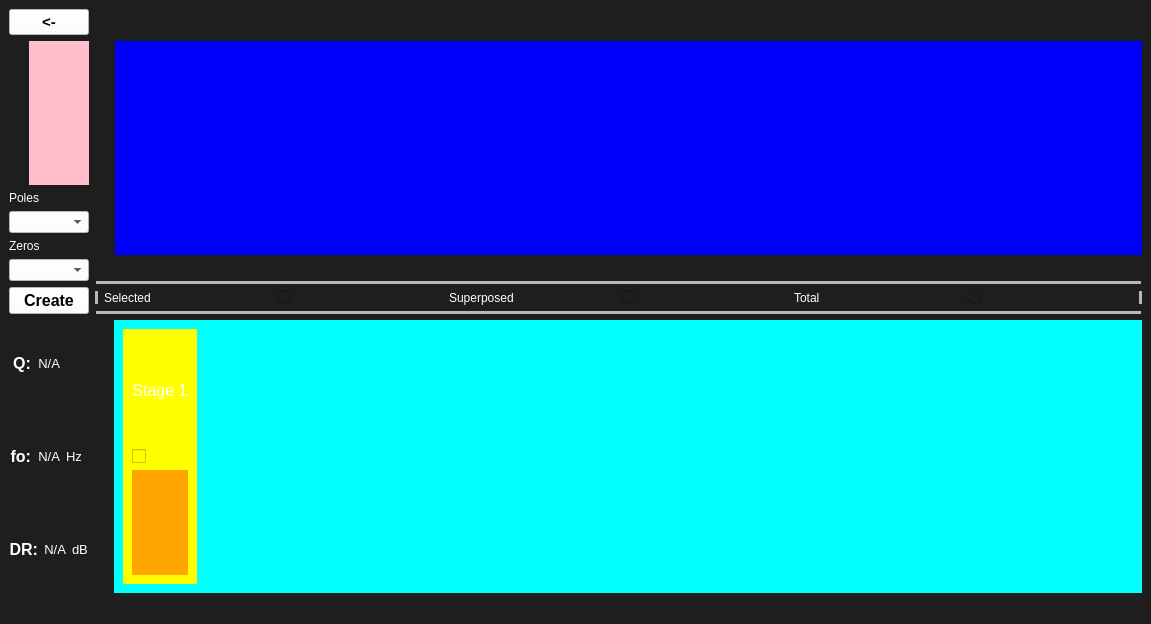
odevincenti/TC_TP4, file Frontend/Designer/tp4_stages.ui: the form before one commit.
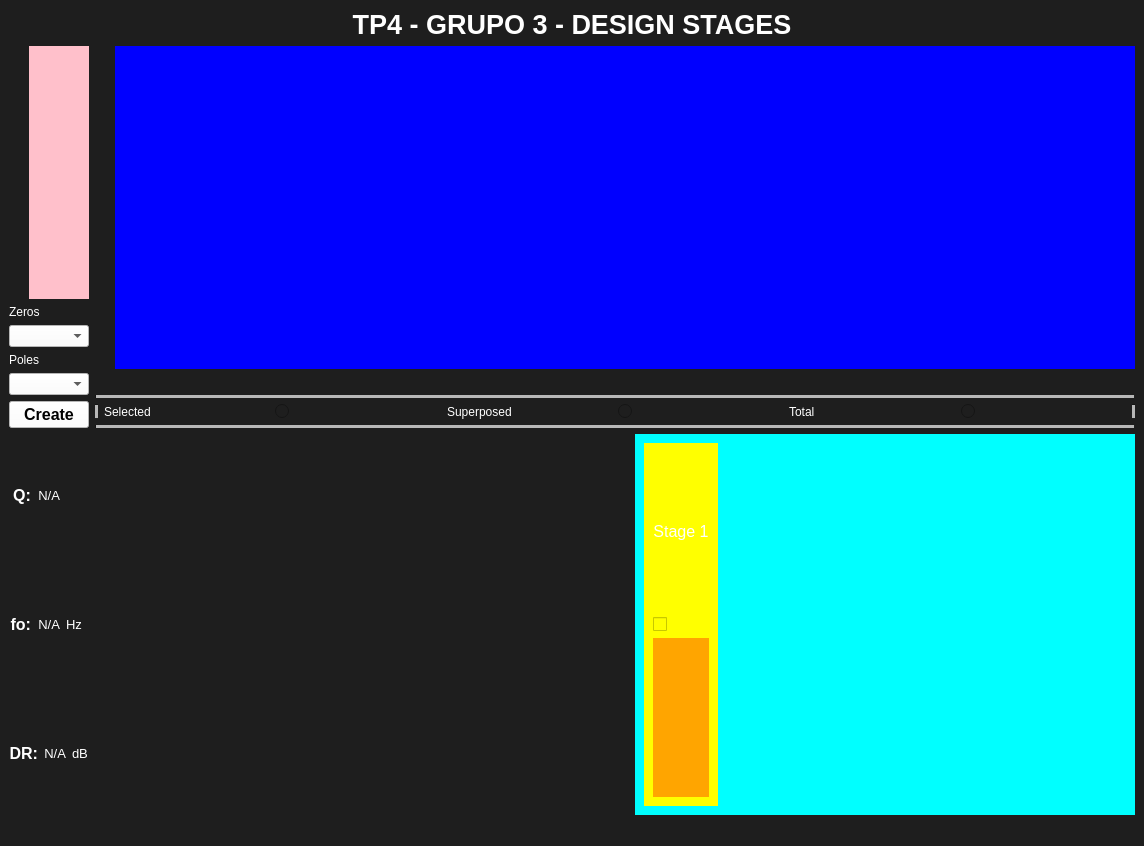
The form after the commit.

Patch:
```diff
--- a/Frontend/Designer/tp4_stages.ui
+++ b/Frontend/Designer/tp4_stages.ui
@@ -6,8 +6,8 @@
    <rect>
     <x>0</x>
     <y>0</y>
-    <width>1151</width>
-    <height>624</height>
+    <width>1144</width>
+    <height>846</height>
    </rect>
   </property>
   <property name="windowTitle">
@@ -26,36 +26,25 @@
         <item>
          <layout class="QHBoxLayout" name="horizontalLayout_6">
           <item>
-           <widget class="QPushButton" name="GoBack_Button">
+           <widget class="QLabel" name="label">
             <property name="font">
              <font>
-              <pointsize>11</pointsize>
+              <pointsize>20</pointsize>
               <weight>75</weight>
               <bold>true</bold>
              </font>
             </property>
             <property name="styleSheet">
-             <string notr="true">background:white;
-</string>
+             <string notr="true">color:white;</string>
             </property>
             <property name="text">
-             <string>&lt;-</string>
+             <string>TP4 - GRUPO 3 - DESIGN STAGES</string>
+            </property>
+            <property name="alignment">
+             <set>Qt::AlignCenter</set>
             </property>
            </widget>
           </item>
-          <item>
-           <spacer name="horizontalSpacer_4">
-            <property name="orientation">
-             <enum>Qt::Horizontal</enum>
-            </property>
-            <property name="sizeHint" stdset="0">
-             <size>
-              <width>40</width>
-              <height>20</height>
-             </size>
-            </property>
-           </spacer>
-          </item>
          </layout>
         </item>
         <item>
@@ -95,29 +84,29 @@
                <string notr="true">color:white;</string>
               </property>
               <property name="text">
-               <string>Poles</string>
-              </property>
-             </widget>
-            </item>
-            <item>
-             <widget class="QComboBox" name="Poles_box">
-              <property name="styleSheet">
-               <string notr="true">background:white;</string>
-              </property>
-             </widget>
-            </item>
-            <item>
-             <widget class="QLabel" name="label_5">
-              <property name="styleSheet">
-               <string notr="true">color:white;</string>
-              </property>
-              <property name="text">
                <string>Zeros</string>
               </property>
              </widget>
             </item>
             <item>
-             <widget class="QComboBox" name="Zero_Box">
+             <widget class="QComboBox" name="Zeros_box">
+              <property name="styleSheet">
+               <string notr="true">background:white;</string>
+              </property>
+             </widget>
+            </item>
+            <item>
+             <widget class="QLabel" name="label_5">
+              <property name="styleSheet">
+               <string notr="true">color:white;</string>
+              </property>
+              <property name="text">
+               <string>Poles</string>
+              </property>
+             </widget>
+            </item>
+            <item>
+             <widget class="QComboBox" name="Poles_Box">
               <property name="styleSheet">
                <string notr="true">background:white;</string>
               </property>
@@ -547,6 +536,19 @@
             </item>
            </layout>
           </item>
+          <item>
+           <spacer name="horizontalSpacer_2">
+            <property name="orientation">
+             <enum>Qt::Horizontal</enum>
+            </property>
+            <property name="sizeHint" stdset="0">
+             <size>
+              <width>40</width>
+              <height>20</height>
+             </size>
+            </property>
+           </spacer>
+          </item>
           <item>
            <layout class="QHBoxLayout" name="horizontalLayout_9">
             <item>
```
Left out of the diff: 2 changed lines with no effect on the pictures.
